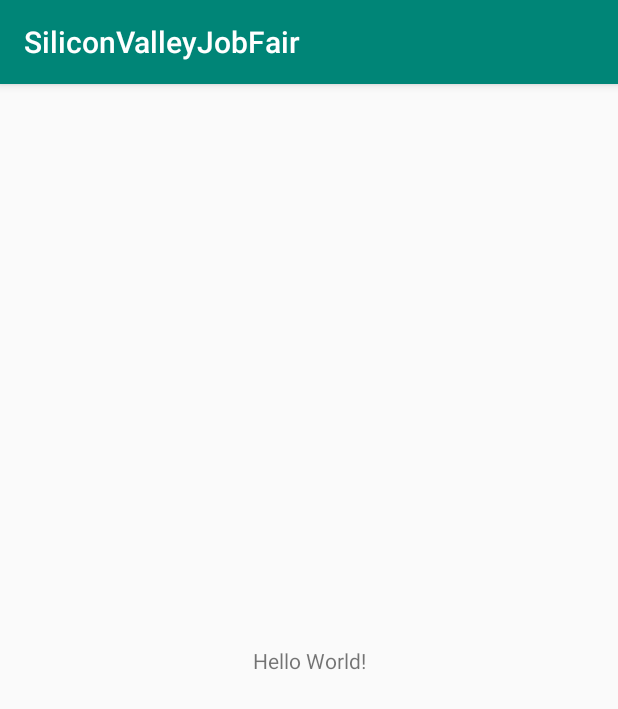
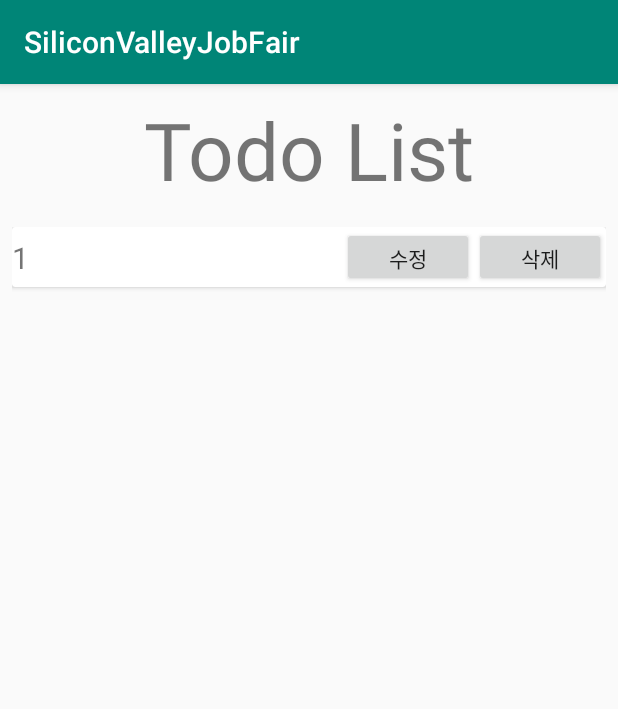
Before and after one commit to preludezdev/SilliconValleyJobFairApp, an Android app: the screen it shows after launch (MainActivity), on a phone screen of 412 x 824 dp. Shown: the top 709 px of the screen. Run offline under Robolectric (Android 15) with nearby library versions, the light colour scheme and no system bars.

Commit message:
Todo 모델 생성 및 메인액티비티에 리사이클러뷰 임시로 구현

```diff
--- a/app/build.gradle
+++ b/app/build.gradle
@@ -31,4 +31,6 @@ dependencies {
     testImplementation 'junit:junit:4.12'
     androidTestImplementation 'androidx.test:runner:1.2.0'
     androidTestImplementation 'androidx.test.espresso:espresso-core:3.2.0'
+    implementation 'androidx.recyclerview:recyclerview:1.0.0'
+    implementation 'com.google.android.material:material:1.0.0'
 }
--- a/app/src/main/AndroidManifest.xml
+++ b/app/src/main/AndroidManifest.xml
@@ -12,7 +12,7 @@
         android:roundIcon="@mipmap/ic_launcher_round"
         android:supportsRtl="true"
         android:theme="@style/AppTheme">
-        <activity android:name=".MainActivity">
+        <activity android:name=".ui.MainActivity">
             <intent-filter>
                 <action android:name="android.intent.action.MAIN" />
 
--- a/app/src/main/java/com/example/siliconvalleyjobfair/MainActivity.kt
+++ /dev/null
@@ -1,12 +0,0 @@
-package com.example.siliconvalleyjobfair
-
-import androidx.appcompat.app.AppCompatActivity
-import android.os.Bundle
-
-class MainActivity : AppCompatActivity() {
-
-    override fun onCreate(savedInstanceState: Bundle?) {
-        super.onCreate(savedInstanceState)
-        setContentView(R.layout.activity_main)
-    }
-}
--- /dev/null
+++ b/app/src/main/java/com/example/siliconvalleyjobfair/data/Todo.kt
@@ -0,0 +1,6 @@
+package com.example.siliconvalleyjobfair.data
+
+data class Todo (
+    val title: String = "",
+    val content: String = ""
+)
--- /dev/null
+++ b/app/src/main/java/com/example/siliconvalleyjobfair/ui/MainActivity.kt
@@ -0,0 +1,24 @@
+package com.example.siliconvalleyjobfair.ui
+
+import androidx.appcompat.app.AppCompatActivity
+import android.os.Bundle
+import com.example.siliconvalleyjobfair.R
+import com.example.siliconvalleyjobfair.data.Todo
+import kotlinx.android.synthetic.main.activity_main.*
+
+class MainActivity : AppCompatActivity() {
+
+    private val todoRvAdapter = TodoRvAdapter()
+
+    override fun onCreate(savedInstanceState: Bundle?) {
+        super.onCreate(savedInstanceState)
+        setContentView(R.layout.activity_main)
+
+        recyclerView.apply {
+            adapter = todoRvAdapter
+        }
+
+        todoRvAdapter.addItem(Todo("1","1"))
+
+    }
+}
--- /dev/null
+++ b/app/src/main/java/com/example/siliconvalleyjobfair/ui/TodoRvAdapter.kt
@@ -0,0 +1,54 @@
+package com.example.siliconvalleyjobfair.ui
+
+import android.util.Log
+import android.view.LayoutInflater
+import android.view.ViewGroup
+import androidx.recyclerview.widget.RecyclerView
+import com.example.siliconvalleyjobfair.R
+import com.example.siliconvalleyjobfair.data.Todo
+import kotlinx.android.synthetic.main.item_todo.view.*
+
+class TodoRvAdapter : RecyclerView.Adapter<TodoRvAdapter.TodoViewHolder>() {
+
+    private val data = mutableListOf<Todo>()
+
+    fun addItem(item: Todo) {
+        data.add(item)
+        notifyDataSetChanged()
+    }
+
+
+    override fun onCreateViewHolder(parent: ViewGroup, viewType: Int): TodoViewHolder =
+        TodoViewHolder(parent)
+
+
+    override fun getItemCount(): Int = data.size
+
+    override fun onBindViewHolder(holder: TodoViewHolder, position: Int) {
+        holder.bindView(data[position])
+    }
+
+    inner class TodoViewHolder(parent: ViewGroup) : RecyclerView.ViewHolder(
+        LayoutInflater.from(parent.context).inflate(
+            R.layout.item_todo, parent, false
+        )
+    ) {
+        private val tvTitle = itemView.tv_title
+        private val btEdit = itemView.bt_edit
+        private val btDelete = itemView.bt_delete
+
+        init {
+            btEdit.setOnClickListener {
+               Log.d("test", "btEdit Clicked!!")
+            }
+            btDelete.setOnClickListener {
+                Log.d("test", "btDelete Clicked!!")
+            }
+        }
+
+        fun bindView(item: Todo) {
+            tvTitle.text = item.title
+        }
+
+    }
+}
--- /dev/null
+++ b/app/src/main/res/font/font_family.xml
@@ -0,0 +1,11 @@
+<?xml version="1.0" encoding="utf-8"?>
+<font-family xmlns:android="http://schemas.android.com/apk/res/android"
+    xmlns:app="http://schemas.android.com/apk/res-auto">
+<font
+    android:fontStyle="normal"
+    android:fontWeight="400"
+    android:font="@font/bmjua"
+    app:fontStyle = "normal"
+    app:fontWeight = "400"
+    app:font = "@font/bmjua"/>
+</font-family>
--- a/app/src/main/res/layout/activity_main.xml
+++ b/app/src/main/res/layout/activity_main.xml
@@ -4,15 +4,31 @@
     xmlns:tools="http://schemas.android.com/tools"
     android:layout_width="match_parent"
     android:layout_height="match_parent"
-    tools:context=".MainActivity">
+    tools:context=".ui.MainActivity">
 
     <TextView
+        android:id="@+id/tv_main"
         android:layout_width="wrap_content"
         android:layout_height="wrap_content"
-        android:text="Hello World!"
-        app:layout_constraintBottom_toBottomOf="parent"
-        app:layout_constraintLeft_toLeftOf="parent"
-        app:layout_constraintRight_toRightOf="parent"
+        android:layout_marginTop="8dp"
+        android:text="Todo List"
+        android:textSize="24pt"
+        app:layout_constraintEnd_toEndOf="parent"
+        app:layout_constraintStart_toStartOf="parent"
         app:layout_constraintTop_toTopOf="parent" />
 
+    <androidx.recyclerview.widget.RecyclerView
+        android:id="@+id/recyclerView"
+        android:layout_width="0dp"
+        android:layout_height="0dp"
+        android:layout_marginStart="8dp"
+        android:layout_marginTop="16dp"
+        android:layout_marginEnd="8dp"
+        android:layout_marginBottom="8dp"
+        app:layout_constraintBottom_toBottomOf="parent"
+        app:layout_constraintEnd_toEndOf="parent"
+        app:layout_constraintStart_toStartOf="parent"
+        app:layout_constraintTop_toBottomOf="@+id/tv_main"
+        app:layoutManager="androidx.recyclerview.widget.LinearLayoutManager"/>
+
 </androidx.constraintlayout.widget.ConstraintLayout>
--- /dev/null
+++ b/app/src/main/res/layout/item_todo.xml
@@ -0,0 +1,44 @@
+<?xml version="1.0" encoding="utf-8"?>
+
+<androidx.cardview.widget.CardView
+    xmlns:android="http://schemas.android.com/apk/res/android"
+    xmlns:app="http://schemas.android.com/apk/res-auto"
+    android:layout_width="match_parent"
+    android:layout_height="wrap_content"
+    android:orientation="vertical" >
+
+    <androidx.constraintlayout.widget.ConstraintLayout
+        android:layout_width="match_parent"
+        android:layout_height="40dp"
+        android:orientation="horizontal">
+
+        <TextView
+            android:id="@+id/tv_title"
+            android:layout_width="0dp"
+            android:layout_height="wrap_content"
+            android:text="TextView"
+            android:textSize="20sp"
+            app:layout_constraintBottom_toBottomOf="parent"
+            app:layout_constraintEnd_toStartOf="@+id/bt_edit"
+            app:layout_constraintStart_toStartOf="parent"
+            app:layout_constraintTop_toTopOf="parent" />
+
+        <Button
+            android:id="@+id/bt_edit"
+            android:layout_width="wrap_content"
+            android:layout_height="wrap_content"
+            android:text="수정"
+            app:layout_constraintBottom_toBottomOf="parent"
+            app:layout_constraintEnd_toStartOf="@+id/bt_delete"
+            app:layout_constraintTop_toTopOf="parent" />
+
+        <Button
+            android:id="@+id/bt_delete"
+            android:layout_width="wrap_content"
+            android:layout_height="wrap_content"
+            android:text="삭제"
+            app:layout_constraintBottom_toBottomOf="parent"
+            app:layout_constraintEnd_toEndOf="parent"
+            app:layout_constraintTop_toTopOf="parent" />
+    </androidx.constraintlayout.widget.ConstraintLayout>
+</androidx.cardview.widget.CardView>
```
Also changed, not shown: 1 other file.
